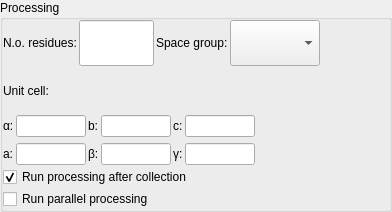
Qt form BlissFramework/Bricks/widgets/ui_files/Qt4_processing_widget_vertical_layout.ui (mxcube/mxcubeqt) before a commit.
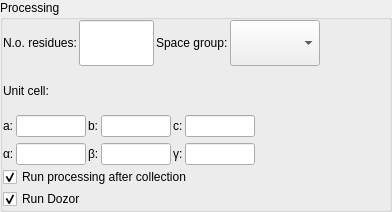
The same form after that commit.

```diff
--- a/BlissFramework/Bricks/widgets/ui_files/Qt4_processing_widget_vertical_layout.ui
+++ b/BlissFramework/Bricks/widgets/ui_files/Qt4_processing_widget_vertical_layout.ui
@@ -139,10 +139,10 @@
           <property name="horizontalSpacing">
            <number>2</number>
           </property>
-          <item row="3" column="0">
-           <widget class="QLabel" name="a_label">
+          <item row="0" column="4">
+           <widget class="QLabel" name="c_label">
             <property name="text">
-             <string>a:</string>
+             <string>c:</string>
             </property>
             <property name="wordWrap">
              <bool>false</bool>
@@ -181,26 +181,6 @@
             </property>
            </widget>
           </item>
-          <item row="0" column="0">
-           <widget class="QLabel" name="alpha_label">
-            <property name="text">
-             <string>α:</string>
-            </property>
-            <property name="wordWrap">
-             <bool>false</bool>
-            </property>
-           </widget>
-          </item>
-          <item row="0" column="4">
-           <widget class="QLabel" name="c_label">
-            <property name="text">
-             <string>c:</string>
-            </property>
-            <property name="wordWrap">
-             <bool>false</bool>
-            </property>
-           </widget>
-          </item>
           <item row="0" column="1">
            <widget class="QLineEdit" name="a_ledit">
             <property name="minimumSize">
@@ -327,6 +307,26 @@
             </property>
            </spacer>
           </item>
+          <item row="3" column="0">
+           <widget class="QLabel" name="alpha_label">
+            <property name="text">
+             <string>α:</string>
+            </property>
+            <property name="wordWrap">
+             <bool>false</bool>
+            </property>
+           </widget>
+          </item>
+          <item row="0" column="0">
+           <widget class="QLabel" name="a_label">
+            <property name="text">
+             <string>a:</string>
+            </property>
+            <property name="wordWrap">
+             <bool>false</bool>
+            </property>
+           </widget>
+          </item>
          </layout>
         </item>
         <item>
@@ -360,10 +360,10 @@
            </size>
           </property>
           <property name="text">
-           <string>Run parallel processing</string>
+           <string>Run Dozor</string>
           </property>
           <property name="checked">
-           <bool>false</bool>
+           <bool>true</bool>
           </property>
          </widget>
         </item>
```
